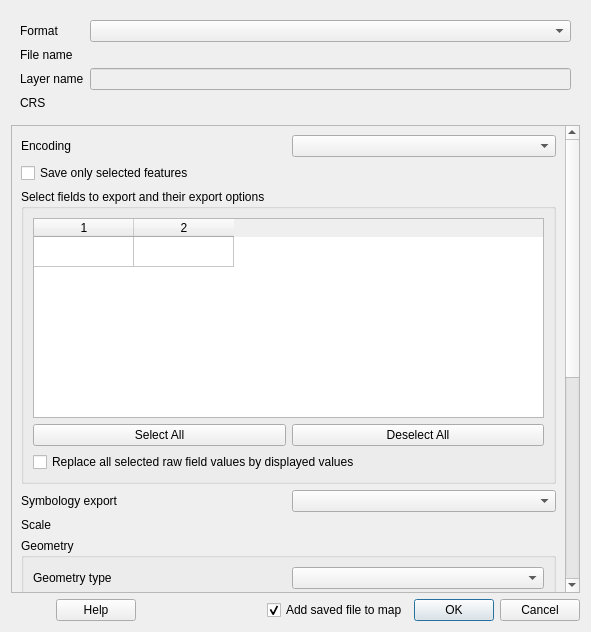
Above: src/ui/qgsvectorlayersaveasdialogbase.ui from qgis/QGIS before the change. Below: the same form after it.
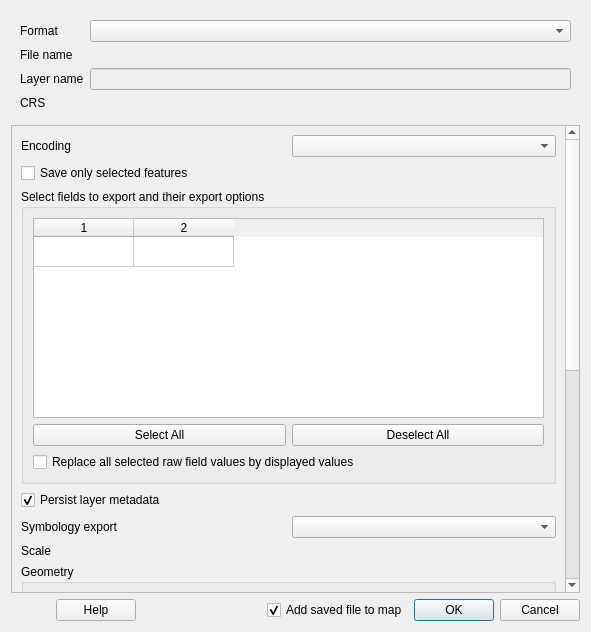
That is the form after the change. Custom widgets are drawn as their Qt base class.

Commit message:
[feature] Add "persist layer metadata" checkbox to export vector file dialog
When checked (as it is by default), any layer metadata present in the
source layer will be copied and stored in the newly created destination
file.

So e.g. when right clicking a layer a project (or browser) with metadata
attached and exporting to a new format, this option will ensure that
the metadata is nicely transferred over to the newly created gpkg.

Patch:
```diff
--- a/src/ui/qgsvectorlayersaveasdialogbase.ui
+++ b/src/ui/qgsvectorlayersaveasdialogbase.ui
@@ -96,9 +96,9 @@
       <property name="geometry">
        <rect>
         <x>0</x>
-        <y>-303</y>
+        <y>0</y>
         <width>557</width>
-        <height>1004</height>
+        <height>987</height>
        </rect>
       </property>
       <layout class="QVBoxLayout" name="verticalLayout">
@@ -191,6 +191,19 @@
          </layout>
         </widget>
        </item>
+       <item>
+        <widget class="QCheckBox" name="mCheckPersistMetadata">
+         <property name="toolTip">
+          <string>If checked, any metadata present in the source layer will be copied to the output layer.</string>
+         </property>
+         <property name="text">
+          <string>Persist layer metadata</string>
+         </property>
+         <property name="checked">
+          <bool>true</bool>
+         </property>
+        </widget>
+       </item>
        <item>
         <layout class="QHBoxLayout" name="horizontalLayout_2">
          <item>
```
Left out of the diff: 3 changed lines with no effect on the pictures. The commit also changes 4 other files.
